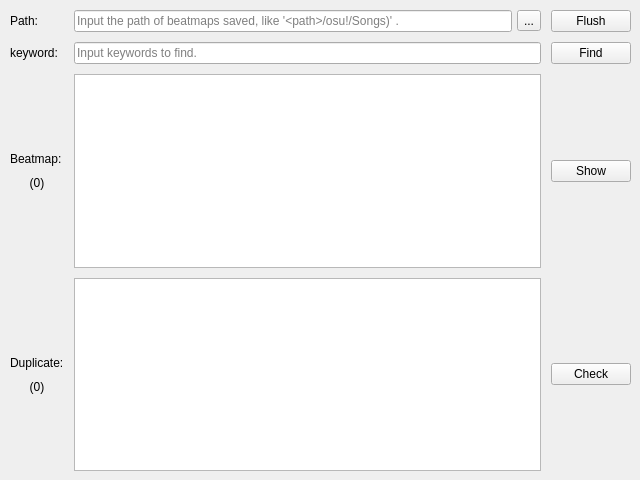
Above: src/ui/oss.ui from syzomnia-el/osu-searcher-gui before the change. Below: the same form after it.
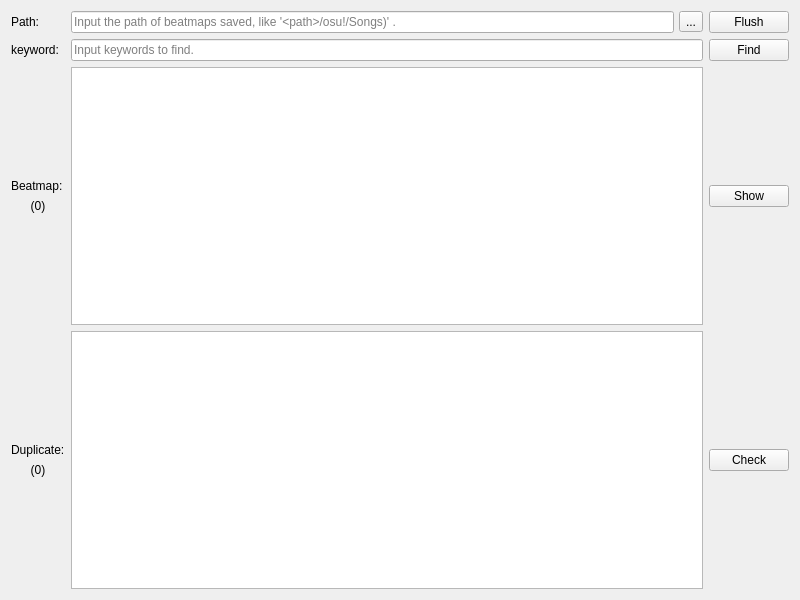
That is the form after the change.

Commit message: fix: change the display of beatmaps from list to table style

What changed in the file:
```diff
--- a/src/ui/oss.ui
+++ b/src/ui/oss.ui
@@ -12,111 +12,22 @@
             <rect>
                 <x>0</x>
                 <y>0</y>
-                <width>640</width>
-                <height>480</height>
+                <width>800</width>
+                <height>600</height>
             </rect>
         </property>
         <property name="minimumSize">
             <size>
-                <width>640</width>
-                <height>480</height>
+                <width>800</width>
+                <height>600</height>
             </size>
         </property>
         <property name="windowTitle">
             <string>osu!searcher</string>
         </property>
-        <widget class="QWidget" name="gridLayoutWidget">
-            <property name="geometry">
-                <rect>
-                    <x>10</x>
-                    <y>10</y>
-                    <width>621</width>
-                    <height>461</height>
-                </rect>
-            </property>
-            <layout class="QGridLayout" name="formGridLayout" rowstretch="0,0,0,0" columnstretch="0,0,0">
-                <property name="sizeConstraint">
-                    <enum>QLayout::SetDefaultConstraint</enum>
-                </property>
-                <property name="leftMargin">
-                    <number>0</number>
-                </property>
-                <property name="topMargin">
-                    <number>0</number>
-                </property>
-                <property name="rightMargin">
-                    <number>0</number>
-                </property>
-                <property name="bottomMargin">
-                    <number>0</number>
-                </property>
-                <property name="spacing">
-                    <number>10</number>
-                </property>
-                <item row="1" column="2">
-                    <widget class="QPushButton" name="findButton">
-                        <property name="text">
-                            <string>Find</string>
-                        </property>
-                    </widget>
-                </item>
-                <item row="2" column="1">
-                    <widget class="QListView" name="beatmapView"/>
-                </item>
-                <item row="3" column="0">
-                    <layout class="QVBoxLayout" name="checkedBeatmapVerticalLayout">
-                        <item>
-                            <widget class="QLabel" name="checkedBeatmapLabel">
-                                <property name="text">
-                                    <string>Duplicate:</string>
-                                </property>
-                                <property name="alignment">
-                                    <set>Qt::AlignBottom|Qt::AlignLeading|Qt::AlignLeft</set>
-                                </property>
-                            </widget>
-                        </item>
-                        <item>
-                            <widget class="QLabel" name="checkedBeatmapCountLabel">
-                                <property name="text">
-                                    <string>(0)</string>
-                                </property>
-                                <property name="alignment">
-                                    <set>Qt::AlignHCenter|Qt::AlignTop</set>
-                                </property>
-                            </widget>
-                        </item>
-                    </layout>
-                </item>
-                <item row="1" column="1">
-                    <widget class="QLineEdit" name="findEdit">
-                        <property name="minimumSize">
-                            <size>
-                                <width>464</width>
-                                <height>20</height>
-                            </size>
-                        </property>
-                        <property name="placeholderText">
-                            <string>Input keywords to find.</string>
-                        </property>
-                    </widget>
-                </item>
-                <item row="3" column="1">
-                    <widget class="QListView" name="checkedBeatmapView">
-                        <property name="minimumSize">
-                            <size>
-                                <width>0</width>
-                                <height>0</height>
-                            </size>
-                        </property>
-                    </widget>
-                </item>
-                <item row="3" column="2">
-                    <widget class="QPushButton" name="checkButton">
-                        <property name="text">
-                            <string>Check</string>
-                        </property>
-                    </widget>
-                </item>
+        <layout class="QGridLayout" name="formGridLayout">
+            <item row="0" column="0">
+                <layout class="QGridLayout" name="gridLayout">
                 <item row="2" column="0">
                     <layout class="QVBoxLayout" name="beatmapVerticalLayout">
                         <item>
@@ -141,6 +52,33 @@
                         </item>
                     </layout>
                 </item>
+                    <item row="0" column="0">
+                        <widget class="QLabel" name="pathLabel">
+                            <property name="text">
+                                <string>Path:</string>
+                            </property>
+                            <property name="alignment">
+                                <set>Qt::AlignLeading|Qt::AlignLeft|Qt::AlignVCenter</set>
+                            </property>
+                        </widget>
+                    </item>
+                    <item row="3" column="1">
+                        <widget class="QTableView" name="checkedBeatmapView">
+                            <property name="sortingEnabled">
+                                <bool>true</bool>
+                            </property>
+                            <attribute name="horizontalHeaderStretchLastSection">
+                                <bool>true</bool>
+                            </attribute>
+                        </widget>
+                    </item>
+                    <item row="3" column="2">
+                        <widget class="QPushButton" name="checkButton">
+                            <property name="text">
+                                <string>Check</string>
+                            </property>
+                        </widget>
+                    </item>
                 <item row="1" column="0">
                     <widget class="QLabel" name="findLabel">
                         <property name="maximumSize">
@@ -160,16 +98,23 @@
                         </property>
                     </widget>
                 </item>
-                <item row="0" column="2">
-                    <widget class="QPushButton" name="flushButton">
-                        <property name="enabled">
-                            <bool>true</bool>
-                        </property>
+                    <item row="1" column="1">
+                        <widget class="QLineEdit" name="findEdit">
+                            <property name="minimumSize">
+                                <size>
+                                    <width>464</width>
+                                    <height>20</height>
+                                </size>
+                            </property>
+                            <property name="placeholderText">
+                                <string>Input keywords to find.</string>
+                            </property>
+                        </widget>
+                    </item>
+                    <item row="2" column="2">
+                        <widget class="QPushButton" name="showButton">
                         <property name="text">
-                            <string>Flush</string>
-                        </property>
-                        <property name="autoDefault">
-                            <bool>false</bool>
+                                <string>Show</string>
                         </property>
                     </widget>
                 </item>
@@ -184,7 +129,8 @@
                                     <string/>
                                 </property>
                                 <property name="placeholderText">
-                                    <string>Input the path of beatmaps saved, like '&lt;path&gt;/osu!/Songs)' .</string>
+                                        <string>Input the path of beatmaps saved, like '&lt;path&gt;/osu!/Songs)' .
+                                        </string>
                                 </property>
                             </widget>
                         </item>
@@ -200,35 +146,71 @@
                         </item>
                     </layout>
                 </item>
-                <item row="0" column="0">
-                    <widget class="QLabel" name="pathLabel">
+                    <item row="2" column="1">
+                        <widget class="QTableView" name="beatmapView">
+                            <property name="sortingEnabled">
+                                <bool>true</bool>
+                            </property>
+                            <attribute name="horizontalHeaderStretchLastSection">
+                                <bool>true</bool>
+                            </attribute>
+                        </widget>
+                    </item>
+                    <item row="3" column="0">
+                        <layout class="QVBoxLayout" name="checkedBeatmapVerticalLayout">
+                            <item>
+                                <widget class="QLabel" name="checkedBeatmapLabel">
                         <property name="text">
-                            <string>Path:</string>
+                                        <string>Duplicate:</string>
                         </property>
                         <property name="alignment">
-                            <set>Qt::AlignLeading|Qt::AlignLeft|Qt::AlignVCenter</set>
+                                        <set>Qt::AlignBottom|Qt::AlignLeading|Qt::AlignLeft</set>
                         </property>
                     </widget>
                 </item>
-                <item row="2" column="2">
-                    <widget class="QPushButton" name="showButton">
+                            <item>
+                                <widget class="QLabel" name="checkedBeatmapCountLabel">
                         <property name="text">
-                            <string>Show</string>
-                        </property>
+                                        <string>(0)</string>
+                                    </property>
+                                    <property name="alignment">
+                                        <set>Qt::AlignHCenter|Qt::AlignTop</set>
+                                    </property>
                     </widget>
                 </item>
             </layout>
-            <zorder>checkButton</zorder>
-            <zorder>checkedBeatmapView</zorder>
-            <zorder>pathLabel</zorder>
-            <zorder>findLabel</zorder>
-            <zorder>findEdit</zorder>
-            <zorder>findButton</zorder>
-            <zorder>beatmapView</zorder>
-            <zorder>showButton</zorder>
-            <zorder>flushButton</zorder>
-        </widget>
-    </widget>
+                    </item>
+                    <item row="1" column="2">
+                        <widget class="QPushButton" name="findButton">
+                            <property name="text">
+                                <string>Find</string>
+                            </property>
+                        </widget>
+                    </item>
+                    <item row="0" column="2">
+                        <widget class="QPushButton" name="flushButton">
+                            <property name="enabled">
+                                <bool>true</bool>
+                            </property>
+                            <property name="text">
+                                <string>Flush</string>
+                            </property>
+                            <property name="autoDefault">
+                                <bool>false</bool>
+                            </property>
+                        </widget>
+                    </item>
+                </layout>
+            </item>
+        </layout>
+    </widget>
+    <tabstops>
+        <tabstop>pathEdit</tabstop>
+        <tabstop>pathButton</tabstop>
+        <tabstop>flushButton</tabstop>
+        <tabstop>findEdit</tabstop>
+        <tabstop>findButton</tabstop>
+    </tabstops>
     <resources/>
     <connections/>
 </ui>
```
Lines whose indentation alone changed are shown as unchanged. The commit also changes 5 other files.
